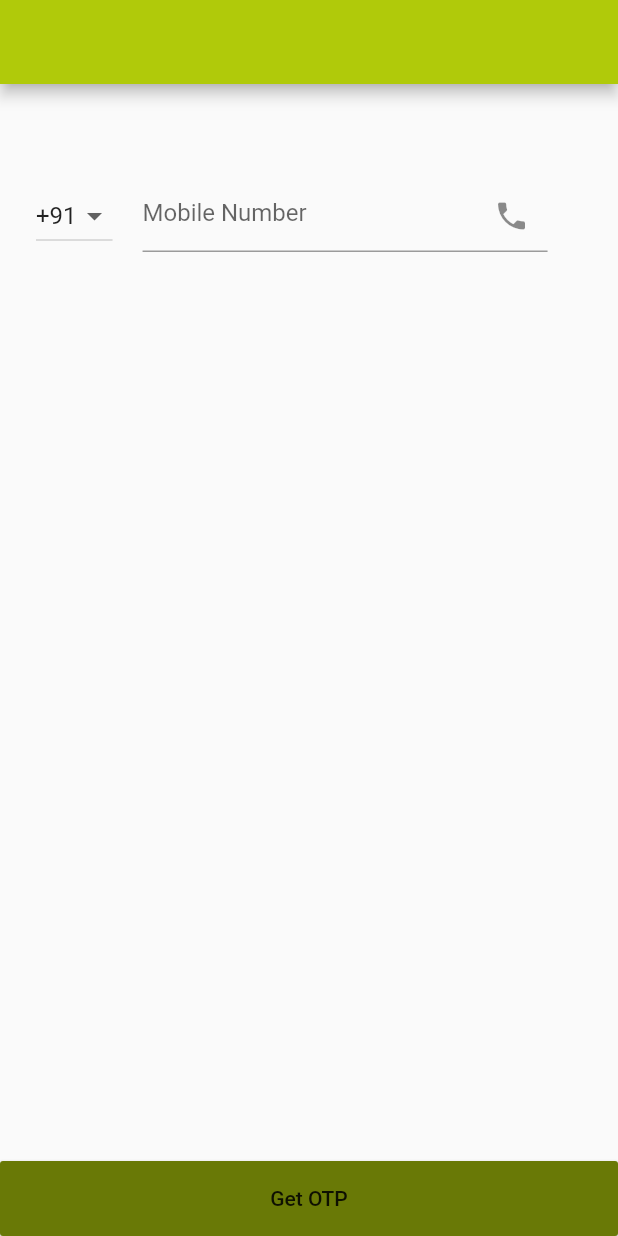
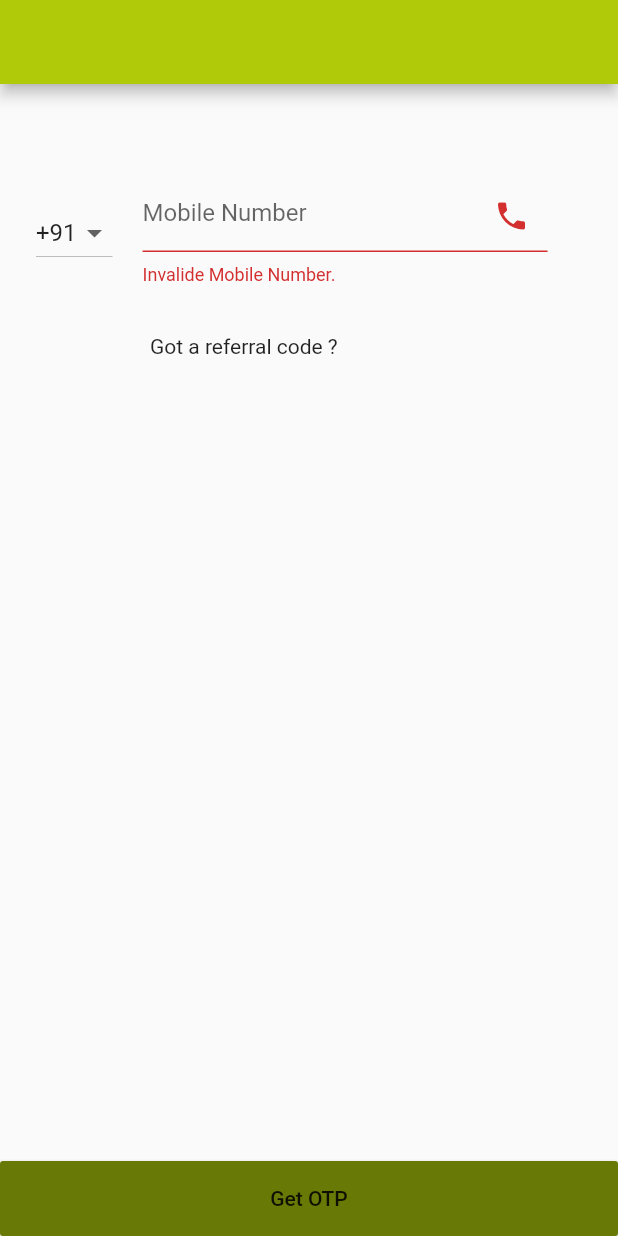
Before and after one commit to SoftHeroes/UKMF_Laravel, a Flutter app: the screen it shows after launch, after a tap on "Get OTP", on a phone screen of 412 x 824 dp. Run offline on Flutter 3.47's test engine with Material 2 defaults, Android fonts, the light colour scheme and no system bars.

Commit message:
Adding flutter Code

```diff
--- a/Flutter/ukmf/lib/appTheme.dart
+++ b/Flutter/ukmf/lib/appTheme.dart
@@ -2,7 +2,9 @@ import 'package:flutter/material.dart';
 
 class AppTheme {
   final double appTextFontSize, appTextWordSpacing, appTextLetterSpacing;
+  final bool isLink;
 
+  Color appTextLink = Color(0xFF01579B);
   Color appTextColor = Colors.black;
 
   MaterialColor myPrimaryMaterialColor = const MaterialColor(0xFFB0CA0A, const {
@@ -24,7 +26,12 @@ class AppTheme {
       {this.appTextFontSize = 18,
       this.appTextWordSpacing = 2,
       this.appTextLetterSpacing = 0,
-      this.appTextColor}) {
+      this.appTextColor,
+      this.isLink = false}) {
+    if (isLink) {
+      appTextColor = appTextLink;
+    }
+
     appTextStyle = TextStyle(
         fontSize: appTextFontSize,
         wordSpacing: appTextWordSpacing,
--- a/Flutter/ukmf/lib/main.dart
+++ b/Flutter/ukmf/lib/main.dart
@@ -1,9 +1,7 @@
+import './appTheme.dart';
+import 'package:flutter/material.dart';
 import 'package:flutter/cupertino.dart';
-import 'package:flutter/material.dart';
-
-import './appTheme.dart';
-import './mobileNumberTextField.dart';
-import './dropdownlist.dart';
+import 'mobileNumberVerification.dart';
 
 main() => runApp(MyApp());
 
@@ -16,54 +14,7 @@ class MyApp extends StatelessWidget {
         appBar: AppBar(
           backgroundColor: AppTheme().myPrimaryMaterialColor.shade500,
         ),
-        body: Column(
-          children: <Widget>[
-            Padding(
-              padding: EdgeInsets.fromLTRB(24.0, 64.0, 0, 0),
-              child: Row(
-                children: <Widget>[
-                  DropDownList(
-                    [
-                      '+91',
-                      '+12',
-                      '+98',
-                      '+45',
-                      '+65',
-                      '+68',
-                      '+55',
-                      '+56',
-                      '+57',
-                      '+58'
-                    ],
-                    dropDownDefaultValue: '+91',
-                  ),
-                  SizedBox(
-                    width: 20.0,
-                  ),
-                  MobileNumberTextField()
-                ],
-              ),
-            ),
-            Expanded(
-              child: Align(
-                alignment: FractionalOffset.bottomCenter,
-                child: Container(
-                  constraints:
-                      BoxConstraints(minHeight: 50, minWidth: double.maxFinite),
-                  child: MaterialButton(
-                    animationDuration: Duration(seconds: 10),
-                    onPressed: () {},
-                    child: Text(
-                      'Get OTP',
-                      style: AppTheme(appTextColor: Colors.white).appTextStyle,
-                    ),
-                    color: AppTheme().myPrimaryMaterialColor.shade800,
-                  ),
-                ),
-              ),
-            )
-          ],
-        ),
+        body: MobileNumberVerification(),
       ),
     );
   }
--- a/Flutter/ukmf/lib/mobileNumberTextField.dart
+++ b/Flutter/ukmf/lib/mobileNumberTextField.dart
@@ -1,4 +1,5 @@
 import 'package:flutter/material.dart';
+import 'package:flutter/services.dart';
 import 'package:ukmf/appTheme.dart';
 
 class MobileNumberTextField extends StatelessWidget {
@@ -10,6 +11,12 @@ class MobileNumberTextField extends StatelessWidget {
     return Container(
       width: widthLength,
       child: TextFormField(
+        inputFormatters: [
+          LengthLimitingTextInputFormatter(10),
+        ],
+        buildCounter: (BuildContext context,
+                {int currentLength, int maxLength, bool isFocused}) =>
+            null,
         style: AppTheme(appTextLetterSpacing: 2).appTextStyle,
         keyboardType: TextInputType.numberWithOptions(),
         decoration: InputDecoration(
--- /dev/null
+++ b/Flutter/ukmf/lib/mobileNumberVerification.dart
@@ -0,0 +1,109 @@
+import 'package:flutter/material.dart';
+import 'package:ukmf/appTheme.dart';
+import 'package:ukmf/dropdownlist.dart';
+
+import 'mobileNumberTextField.dart';
+
+class MobileNumberVerification extends StatefulWidget {
+  _MobileNumberVerificationState createState() =>
+      _MobileNumberVerificationState();
+}
+
+class _MobileNumberVerificationState extends State<MobileNumberVerification> {
+  final _formKey = GlobalKey<FormState>();
+
+  @override
+  Widget build(BuildContext context) {
+    return Form(
+      key: _formKey,
+      child: Column(
+        crossAxisAlignment: CrossAxisAlignment.start,
+        children: <Widget>[
+          Padding(
+            padding: EdgeInsets.fromLTRB(24.0, 64.0, 0, 0),
+            child: Row(
+              children: <Widget>[
+                DropDownList(
+                  [
+                    '+91',
+                    '+12',
+                    '+98',
+                    '+45',
+                    '+65',
+                    '+68',
+                    '+55',
+                    '+56',
+                    '+57',
+                    '+58'
+                  ],
+                  dropDownDefaultValue: '+91',
+                ),
+                SizedBox(
+                  width: 20.0,
+                ),
+                MobileNumberTextField()
+              ],
+            ),
+          ),
+          Padding(
+            padding: const EdgeInsets.fromLTRB(100.0, 33.0, 0, 0),
+            child: Text(
+              'Got a referral code ?',
+              style: AppTheme(isLink: true).appTextStyle,
+            ),
+          ),
+          Expanded(
+            child: Align(
+              alignment: Alignment.bottomCenter,
+              child: Container(
+                constraints:
+                    BoxConstraints(minHeight: 50, minWidth: double.maxFinite),
+                child: MaterialButton(
+                  animationDuration: Duration(seconds: 10),
+                  onPressed: () {
+                    if (_formKey.currentState.validate()) {
+                      // If the form is valid, display a Snackbar.
+                      Scaffold.of(context).showSnackBar(
+                          SnackBar(content: Text('Processing Data')));
+                    }
+                  },
+                  child: Text(
+                    'Get OTP',
+                    style: AppTheme(appTextColor: Colors.white).appTextStyle,
+                  ),
+                  color: AppTheme().myPrimaryMaterialColor.shade800,
+                ),
+              ),
+            ),
+          )
+        ],
+      ),
+    );
+  }
+}
+
+class CheckBoxIAgree extends StatefulWidget {
+  _CheckBoxIAgreeState createState() => _CheckBoxIAgreeState();
+}
+
+class _CheckBoxIAgreeState extends State<CheckBoxIAgree> {
+  @override
+  Widget build(BuildContext context) {
+    return Row(
+      children: <Widget>[
+        Checkbox(
+          onChanged: (bool value) {},
+          value: false,
+        ),
+        Text(
+          'I agree to',
+          style: AppTheme().appTextStyle,
+        ),
+        Text(
+          'I agree to',
+          style: AppTheme(isLink: true).appTextStyle,
+        )
+      ],
+    );
+  }
+}
```
